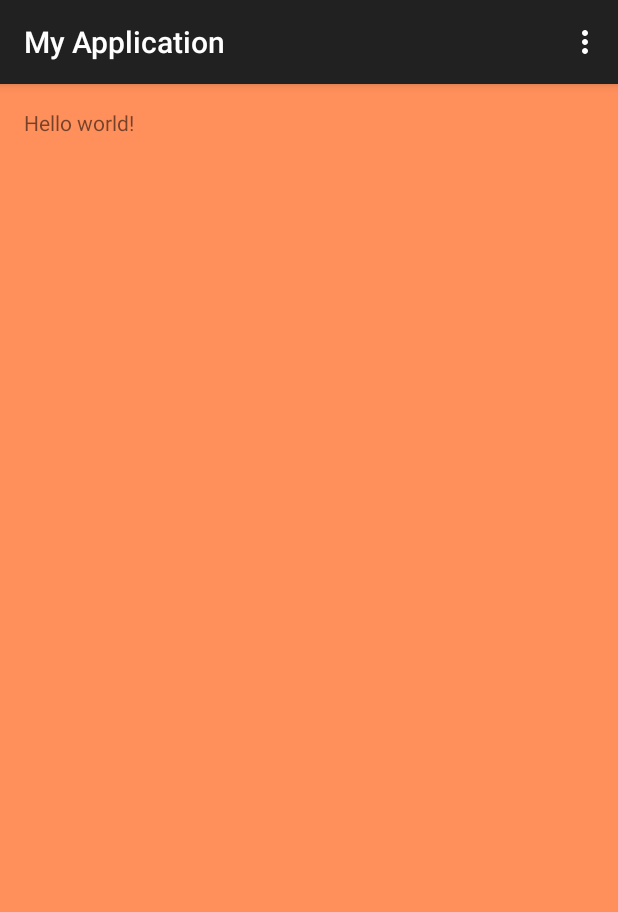
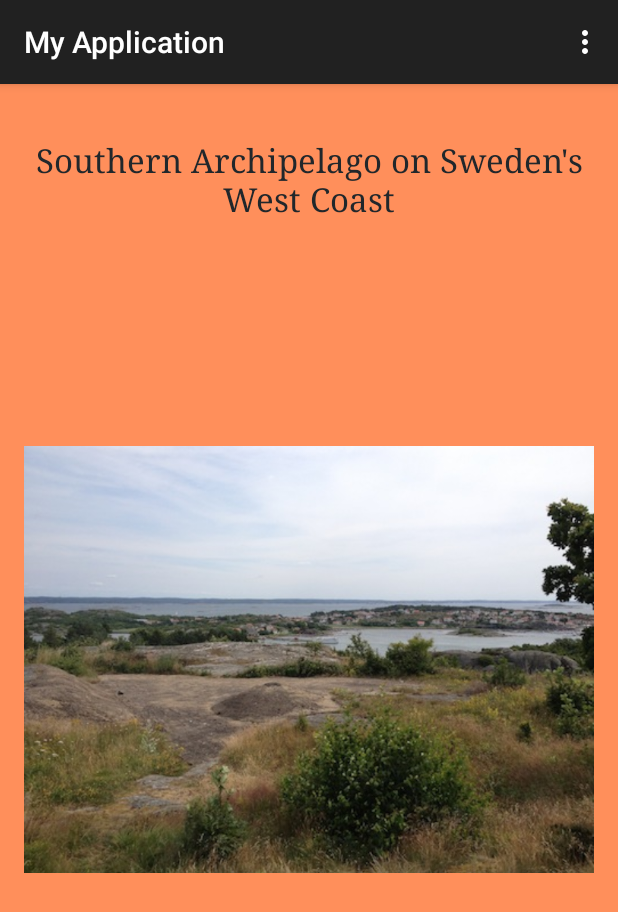
Before and after one commit to greendogs/MyApplication, an Android app: the screen it shows after launch (MainActivity), on a phone screen of 412 x 824 dp. Shown: the top 912 px of the screen. Run offline under Robolectric (Android 15) with nearby library versions, the phone set to English and light mode, and no system bars.

```diff
--- a/app/src/main/res/layout/activity_main.xml
+++ b/app/src/main/res/layout/activity_main.xml
@@ -6,7 +6,25 @@
     android:paddingBottom="@dimen/activity_vertical_margin" tools:context=".MainActivity"
     android:background="#ffff8f5b">
 
-    <TextView android:text="@string/hello_world" android:layout_width="wrap_content"
-        android:layout_height="wrap_content" />
+    <TextView
+        android:layout_width="match_parent"
+        android:layout_height="wrap_content"
+        android:text="@string/hello_world"
+        android:typeface="serif"
+        android:textColor="@color/material_blue_grey_950"
+        android:textAppearance="?android:attr/textAppearanceLarge"
+        android:gravity="center_horizontal"
+        android:layout_gravity="center"
+        android:id="@+id/textView"
+        android:layout_alignRight="@+id/imageView"
+        android:paddingTop="20dp"/>
+
+    <ImageView
+        android:layout_width="wrap_content"
+        android:layout_height="wrap_content"
+        android:id="@+id/imageView"
+        android:src="@drawable/view_from_grave"
+        android:layout_centerVertical="true"
+        android:layout_centerHorizontal="true"/>
 
 </RelativeLayout>
--- a/app/src/main/res/values/strings.xml
+++ b/app/src/main/res/values/strings.xml
@@ -1,6 +1,5 @@
 <resources>
     <string name="app_name">My Application</string>
-
-    <string name="hello_world">Hello world!</string>
+    <string name="hello_world">Southern Archipelago on Sweden's West Coast</string>
     <string name="action_settings">Settings</string>
 </resources>
```
Also changed, not shown: app/src/main/res/drawable/view_from_grave.JPG (added).
